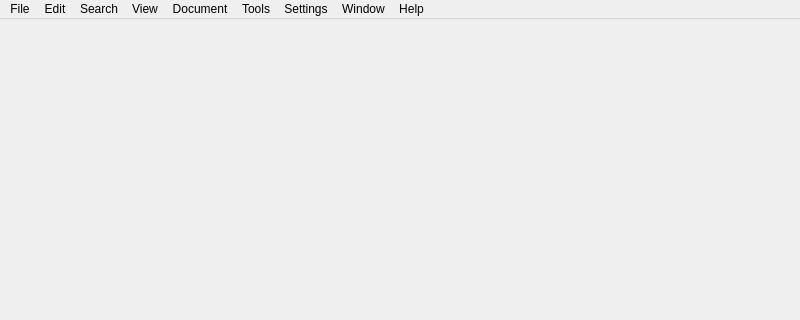
First picture: the form in mainwindow.ui, repository copperspice/diamond, before the edit; both pictures show x 0 to 800 and y 0 to 320 of the 800 by 600 pixel window.
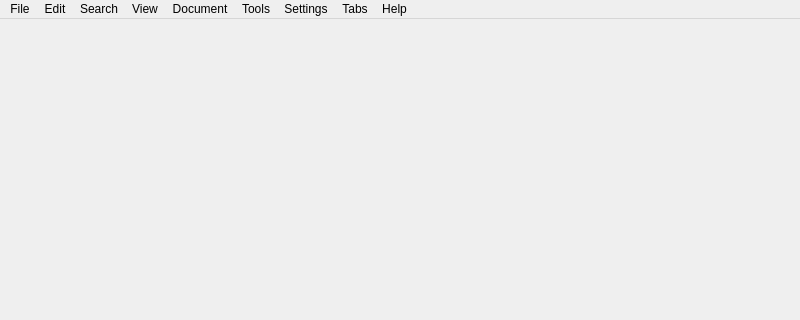
Second picture: the form after the edit.

Diff of the .ui file:
```diff
--- a/mainwindow.ui
+++ b/mainwindow.ui
@@ -181,7 +181,7 @@
    </widget>
    <widget class="QMenu" name="menuWindow">
     <property name="title">
-     <string>Window</string>
+     <string>Tabs</string>
     </property>
     <addaction name="actionTab_New"/>
     <addaction name="actionTab_Close"/>
```
Left out of the diff: 52 changed lines with no effect on the pictures.
